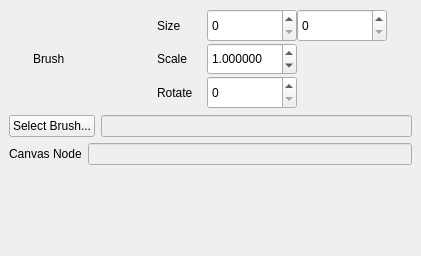
Before: the Qt Designer form brickleedit/src/gui/brushmanager/brushdock.ui in paarm/bricklebrit, drawn with Qt 5.
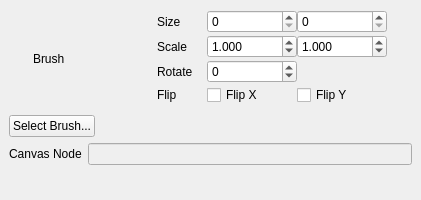
After: the same form once the commit is applied.

Patch:
```diff
--- a/brickleedit/src/gui/brushmanager/brushdock.ui
+++ b/brickleedit/src/gui/brushmanager/brushdock.ui
@@ -7,7 +7,7 @@
     <x>0</x>
     <y>0</y>
     <width>421</width>
-    <height>256</height>
+    <height>200</height>
    </rect>
   </property>
   <property name="sizePolicy">
@@ -19,7 +19,7 @@
   <property name="minimumSize">
    <size>
     <width>338</width>
-    <height>256</height>
+    <height>200</height>
    </size>
   </property>
   <property name="windowTitle">
@@ -59,23 +59,60 @@
         <property name="verticalSpacing">
          <number>1</number>
         </property>
-        <item row="0" column="0">
-         <widget class="QLabel" name="label_3">
+        <item row="1" column="1">
+         <widget class="QDoubleSpinBox" name="scaleX">
+          <property name="sizePolicy">
+           <sizepolicy hsizetype="Minimum" vsizetype="Maximum">
+            <horstretch>0</horstretch>
+            <verstretch>0</verstretch>
+           </sizepolicy>
+          </property>
           <property name="maximumSize">
            <size>
-            <width>50</width>
+            <width>90</width>
             <height>16777215</height>
            </size>
           </property>
-          <property name="text">
-           <string>Size</string>
+          <property name="decimals">
+           <number>3</number>
+          </property>
+          <property name="minimum">
+           <double>-20.000000000000000</double>
+          </property>
+          <property name="maximum">
+           <double>20.000000000000000</double>
+          </property>
+          <property name="singleStep">
+           <double>0.100000000000000</double>
+          </property>
+          <property name="value">
+           <double>1.000000000000000</double>
+          </property>
+         </widget>
+        </item>
+        <item row="0" column="1">
+         <widget class="QSpinBox" name="sizeX">
+          <property name="sizePolicy">
+           <sizepolicy hsizetype="Minimum" vsizetype="Maximum">
+            <horstretch>0</horstretch>
+            <verstretch>0</verstretch>
+           </sizepolicy>
+          </property>
+          <property name="maximumSize">
+           <size>
+            <width>90</width>
+            <height>16777215</height>
+           </size>
+          </property>
+          <property name="maximum">
+           <number>9999</number>
           </property>
          </widget>
         </item>
         <item row="2" column="1">
          <widget class="QSpinBox" name="rotate">
           <property name="sizePolicy">
-           <sizepolicy hsizetype="Minimum" vsizetype="Minimum">
+           <sizepolicy hsizetype="Minimum" vsizetype="Maximum">
             <horstretch>0</horstretch>
             <verstretch>0</verstretch>
            </sizepolicy>
@@ -86,40 +123,24 @@
             <height>16777215</height>
            </size>
           </property>
+          <property name="minimum">
+           <number>-360</number>
+          </property>
           <property name="maximum">
-           <number>9999</number>
+           <number>360</number>
           </property>
           <property name="singleStep">
-           <number>1</number>
+           <number>10</number>
           </property>
           <property name="value">
            <number>0</number>
           </property>
          </widget>
         </item>
-        <item row="0" column="1">
-         <widget class="QSpinBox" name="sizeX">
-          <property name="sizePolicy">
-           <sizepolicy hsizetype="Minimum" vsizetype="Minimum">
-            <horstretch>0</horstretch>
-            <verstretch>0</verstretch>
-           </sizepolicy>
-          </property>
-          <property name="maximumSize">
-           <size>
-            <width>90</width>
-            <height>16777215</height>
-           </size>
-          </property>
-          <property name="maximum">
-           <number>9999</number>
-          </property>
-         </widget>
-        </item>
         <item row="0" column="2">
          <widget class="QSpinBox" name="sizeY">
           <property name="sizePolicy">
-           <sizepolicy hsizetype="Minimum" vsizetype="Minimum">
+           <sizepolicy hsizetype="Minimum" vsizetype="Maximum">
             <horstretch>0</horstretch>
             <verstretch>0</verstretch>
            </sizepolicy>
@@ -135,33 +156,8 @@
           </property>
          </widget>
         </item>
-        <item row="1" column="1">
-         <widget class="QDoubleSpinBox" name="scale">
-          <property name="sizePolicy">
-           <sizepolicy hsizetype="Minimum" vsizetype="Minimum">
-            <horstretch>0</horstretch>
-            <verstretch>0</verstretch>
-           </sizepolicy>
-          </property>
-          <property name="maximumSize">
-           <size>
-            <width>90</width>
-            <height>16777215</height>
-           </size>
-          </property>
-          <property name="decimals">
-           <number>6</number>
-          </property>
-          <property name="maximum">
-           <double>20.000000000000000</double>
-          </property>
-          <property name="value">
-           <double>1.000000000000000</double>
-          </property>
-         </widget>
-        </item>
-        <item row="1" column="0">
-         <widget class="QLabel" name="label_5">
+        <item row="0" column="0">
+         <widget class="QLabel" name="label_3">
           <property name="maximumSize">
            <size>
             <width>50</width>
@@ -169,7 +165,7 @@
            </size>
           </property>
           <property name="text">
-           <string>Scale</string>
+           <string>Size</string>
           </property>
          </widget>
         </item>
@@ -186,6 +182,65 @@
           </property>
          </widget>
         </item>
+        <item row="1" column="0">
+         <widget class="QLabel" name="label_5">
+          <property name="maximumSize">
+           <size>
+            <width>50</width>
+            <height>16777215</height>
+           </size>
+          </property>
+          <property name="text">
+           <string>Scale</string>
+          </property>
+         </widget>
+        </item>
+        <item row="1" column="2">
+         <widget class="QDoubleSpinBox" name="scaleY">
+          <property name="sizePolicy">
+           <sizepolicy hsizetype="Minimum" vsizetype="Maximum">
+            <horstretch>0</horstretch>
+            <verstretch>0</verstretch>
+           </sizepolicy>
+          </property>
+          <property name="decimals">
+           <number>3</number>
+          </property>
+          <property name="minimum">
+           <double>-20.000000000000000</double>
+          </property>
+          <property name="maximum">
+           <double>20.000000000000000</double>
+          </property>
+          <property name="singleStep">
+           <double>0.100000000000000</double>
+          </property>
+          <property name="value">
+           <double>1.000000000000000</double>
+          </property>
+         </widget>
+        </item>
+        <item row="3" column="0">
+         <widget class="QLabel" name="label_2">
+          <property name="text">
+           <string>Flip</string>
+          </property>
+         </widget>
+        </item>
+        <item row="3" column="1">
+         <widget class="QCheckBox" name="flipX">
+          <property name="text">
+           <string>Flip X</string>
+          </property>
+         </widget>
+        </item>
+        <item row="3" column="2">
+         <widget class="QCheckBox" name="flipY">
+          <property name="text">
+           <string>Flip Y</string>
+          </property>
+         </widget>
+        </item>
        </layout>
       </item>
      </layout>
@@ -212,11 +267,17 @@
        </widget>
       </item>
       <item>
-       <widget class="QLineEdit" name="currentBrush">
-        <property name="enabled">
-         <bool>false</bool>
+       <spacer name="horizontalSpacer">
+        <property name="orientation">
+         <enum>Qt::Horizontal</enum>
         </property>
-       </widget>
+        <property name="sizeHint" stdset="0">
+         <size>
+          <width>40</width>
+          <height>20</height>
+         </size>
+        </property>
+       </spacer>
       </item>
      </layout>
     </item>
```
